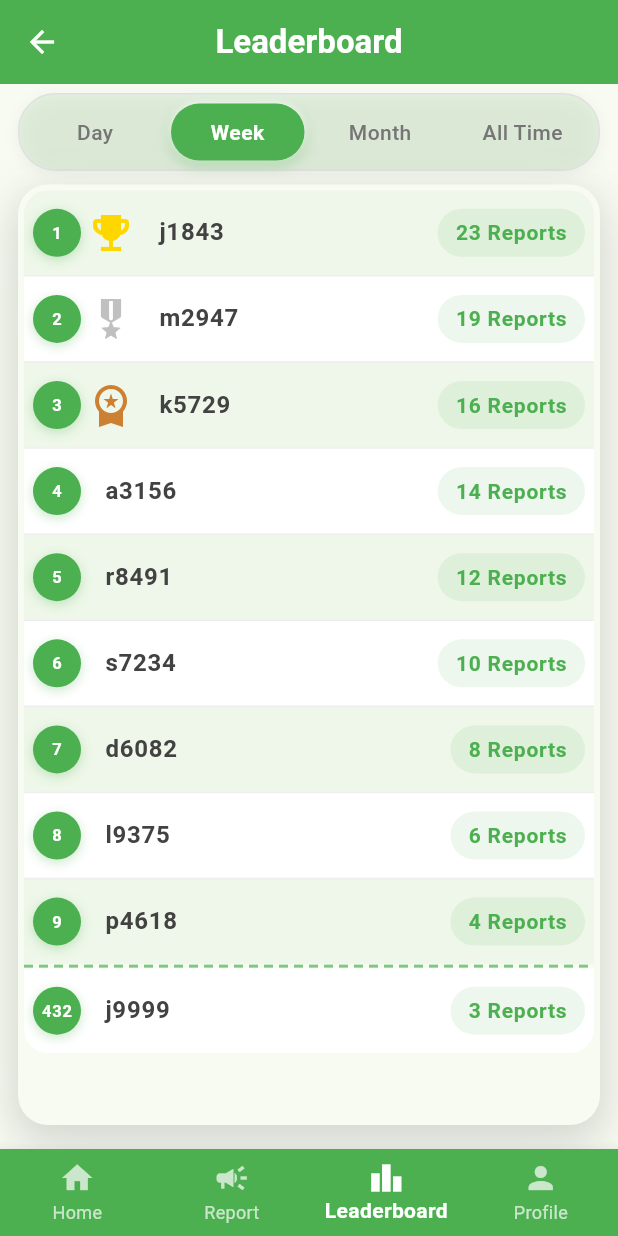
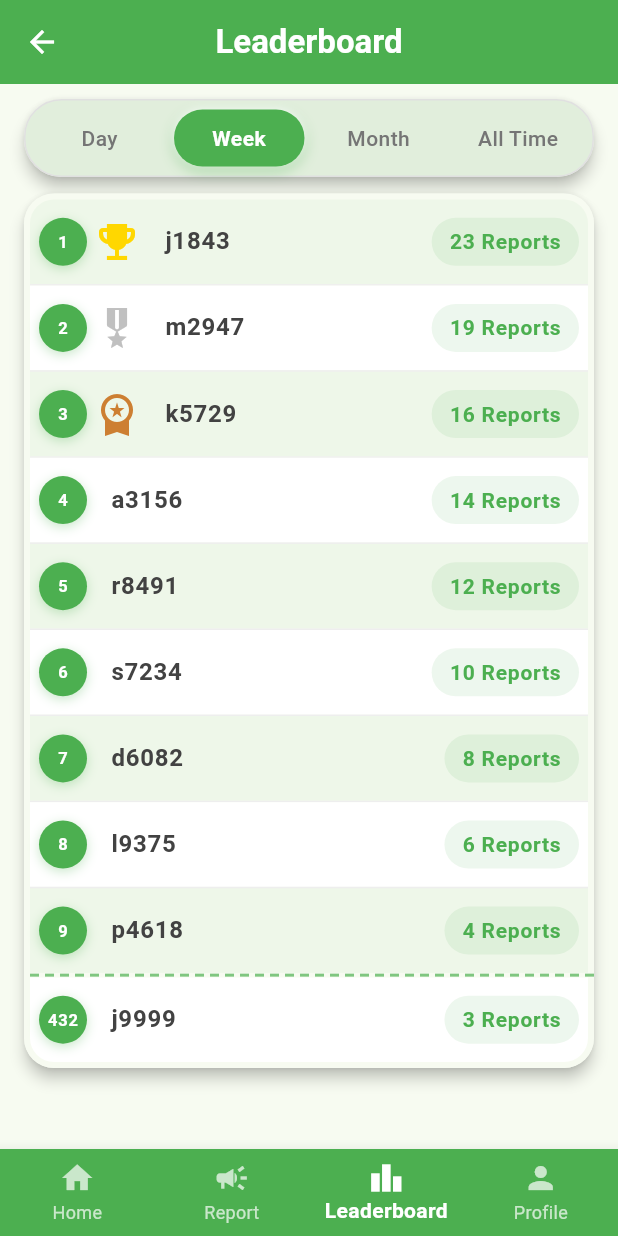
Before and after one commit to cycle4passion/StudySpacesApp, a Flutter app: the screen it shows after launch, item 3 of the bottom bar chosen, on a phone screen of 412 x 824 dp. Run offline on Flutter 3.47's test engine with Material 3 defaults, Android fonts, the light colour scheme and no system bars; our stand-ins replace geolocator, permission_handler, shared_preferences; accounts and stored records are empty.

Commit message:
added leaderboard dropshadow

```diff
--- a/lib/screens/leaderboard_screen.dart
+++ b/lib/screens/leaderboard_screen.dart
@@ -157,8 +157,14 @@ class _LeaderboardScreenState extends State<LeaderboardScreen>
               12, // Increased from 8 for better balance
               6, // Reduced from 8
               12, // Increased from 8 for better balance
-              3, // Reduced from 4
+              1, // Reduced from 3 to decrease space to leaderboard
             ),
+            child: Card(
+              elevation: 4,
+              shape: RoundedRectangleBorder(
+                borderRadius: BorderRadius.circular(25),
+              ),
+              child: Container(
                 padding: const EdgeInsets.all(3), // Reduced from 4
                 decoration: BoxDecoration(
                   color: Colors.green.withValues(
@@ -166,15 +172,6 @@ class _LeaderboardScreenState extends State<LeaderboardScreen>
                   ), // Very light green instead of grey
                   borderRadius: BorderRadius.circular(25),
                   border: Border.all(color: Colors.grey.shade300, width: 1),
-              boxShadow: Theme.of(context).brightness == Brightness.dark
-                  ? [] // Remove shadows in dark mode to eliminate halo effect
-                  : [
-                      BoxShadow(
-                        color: Colors.black.withValues(alpha: 0.05),
-                        blurRadius: 8,
-                        offset: const Offset(0, 2),
-                      ),
-                    ],
                 ),
                 child: LayoutBuilder(
                   builder: (context, constraints) {
@@ -202,7 +199,8 @@ class _LeaderboardScreenState extends State<LeaderboardScreen>
                                 color: Colors.green,
                                 borderRadius: BorderRadius.circular(26),
                                 boxShadow:
-                                Theme.of(context).brightness == Brightness.dark
+                                    Theme.of(context).brightness ==
+                                        Brightness.dark
                                     ? [] // Remove shadows in dark mode to eliminate halo effect
                                     : [
                                         BoxShadow(
@@ -232,13 +230,16 @@ class _LeaderboardScreenState extends State<LeaderboardScreen>
                                   _animateToNewPeriod(period);
                                 },
                                 child: SizedBox(
-                              width: itemWidth, // Fixed width for each button
+                                  width:
+                                      itemWidth, // Fixed width for each button
                                   height: 44, // Reduced from 52
                                   child: MouseRegion(
                                     cursor: SystemMouseCursors.click,
                                     child: Center(
                                       child: AnimatedDefaultTextStyle(
-                                    duration: const Duration(milliseconds: 200),
+                                        duration: const Duration(
+                                          milliseconds: 200,
+                                        ),
                                         style: TextStyle(
                                           color: isSelected
                                               ? Colors.white
@@ -266,18 +267,26 @@ class _LeaderboardScreenState extends State<LeaderboardScreen>
                   },
                 ),
               ),
+            ),
+          ),
 
           // Leaderboard List
-          Expanded(
+          Flexible(
             child: SlideTransition(
               position: _slideAnimation,
               child: Container(
                 margin: const EdgeInsets.fromLTRB(
                   12, // Reduced from 16
-                  6, // Reduced from 8
+                  2, // Reduced from 6 to decrease space from selector
                   12, // Reduced from 16
                   16,
                 ),
+                child: Card(
+                  elevation: 4,
+                  shape: RoundedRectangleBorder(
+                    borderRadius: BorderRadius.circular(20),
+                  ),
+                  child: Container(
                     decoration: BoxDecoration(
                       color: Theme.of(context).cardColor,
                       borderRadius: BorderRadius.circular(20),
@@ -287,28 +296,10 @@ class _LeaderboardScreenState extends State<LeaderboardScreen>
                               width: 1,
                             )
                           : null,
-                  boxShadow: [
-                    // Primary shadow
-                    BoxShadow(
-                      color: Theme.of(context).brightness == Brightness.dark
-                          ? Colors.black.withValues(alpha: 0.5)
-                          : Colors.grey.withValues(alpha: 0.3),
-                      blurRadius: 20,
-                      offset: const Offset(0, 8),
-                      spreadRadius: 2,
-                    ),
-                    // Secondary shadow for depth
-                    BoxShadow(
-                      color: Theme.of(context).brightness == Brightness.dark
-                          ? Colors.black.withValues(alpha: 0.3)
-                          : Colors.grey.withValues(alpha: 0.15),
-                      blurRadius: 40,
-                      offset: const Offset(0, 16),
-                      spreadRadius: 4,
-                    ),
-                  ],
                     ),
                     child: ListView.separated(
+                      shrinkWrap: true,
+                      physics: const NeverScrollableScrollPhysics(),
                       padding: const EdgeInsets.all(4), // Reduced from 8
                       itemCount: currentLeaderboard.length,
                       separatorBuilder: (context, index) {
@@ -329,7 +320,9 @@ class _LeaderboardScreenState extends State<LeaderboardScreen>
                                   child: CustomPaint(
                                     size: const Size(double.infinity, 2),
                                     painter: DashedLinePainter(
-                                  color: Colors.green.withValues(alpha: 0.7),
+                                      color: Colors.green.withValues(
+                                        alpha: 0.7,
+                                      ),
                                       dashWidth: 6,
                                       dashSpace: 4,
                                       strokeWidth: 2,
@@ -430,8 +423,9 @@ class _LeaderboardScreenState extends State<LeaderboardScreen>
                               style: TextStyle(
                                 fontWeight: FontWeight.bold,
                                 fontSize: 16, // Increased from 14
-                            color:
-                                Colors.grey.shade800, // Consistent text color
+                                color: Colors
+                                    .grey
+                                    .shade800, // Consistent text color
                               ),
                             ),
                             trailing: Container(
@@ -457,6 +451,8 @@ class _LeaderboardScreenState extends State<LeaderboardScreen>
                           ),
                         );
                       },
+                    ),
+                  ),
                 ),
               ),
             ),
```
Lines whose indentation alone changed are shown as unchanged.
